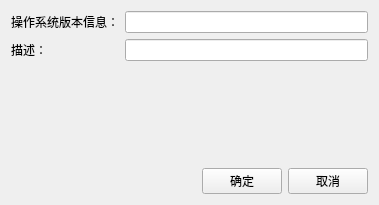
First picture: the form in css/main/configuration/systemInfoDlg.ui, repository JZhq/CSS, before the edit.
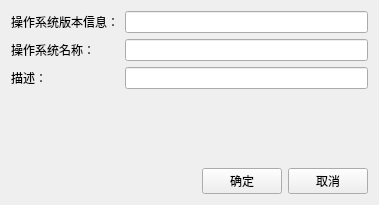
Second picture: the form after the edit.

```diff
--- a/css/main/configuration/systemInfoDlg.ui
+++ b/css/main/configuration/systemInfoDlg.ui
@@ -26,13 +26,23 @@
      <item row="0" column="1">
       <widget class="QLineEdit" name="lineEdit"/>
      </item>
-     <item row="1" column="0">
+     <item row="2" column="0">
       <widget class="QLabel" name="label_2">
        <property name="text">
         <string>描述：</string>
        </property>
       </widget>
      </item>
+     <item row="2" column="1">
+      <widget class="QLineEdit" name="lineEdit_desc"/>
+     </item>
+     <item row="1" column="0">
+      <widget class="QLabel" name="label_3">
+       <property name="text">
+        <string>操作系统名称：</string>
+       </property>
+      </widget>
+     </item>
      <item row="1" column="1">
       <widget class="QLineEdit" name="lineEdit_2"/>
      </item>
```
Left out of the diff: 4 changed lines with no effect on the pictures.
